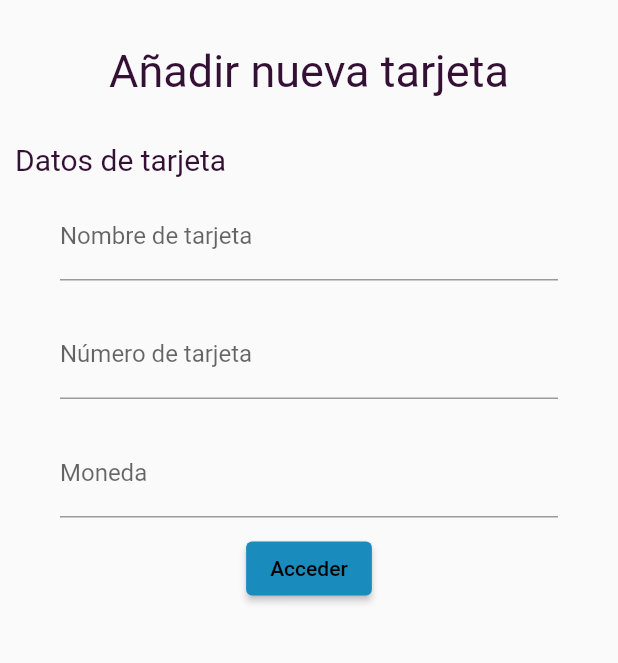
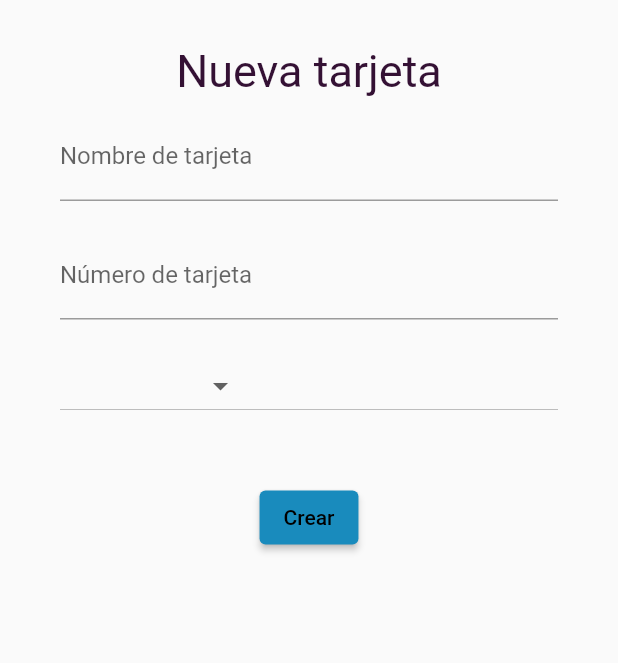
Before and after one commit to alu0100769609/DXWallet, a Flutter app: the AddVisa screen opened by its route, on a phone screen of 412 x 824 dp, the part 279-942 px from its top. Run offline on Flutter 3.47's test engine with Material 2 defaults, Android fonts, the phone set to English and light mode, and no system bars; our stand-ins replace fluttertoast, shared_preferences; accounts and stored records are empty.

Commit message:
Añadiendo nueva tarjeta - En proceso

```diff
--- a/lib/constants/Strings.dart
+++ b/lib/constants/Strings.dart
@@ -1,10 +1,11 @@
 const String access_str = "Acceder";
 const String accountData_str = "Datos de cuenta";
-const String addNewVisa_str = "Añadir nueva tarjeta";
+const String newVisa_str = "Nueva tarjeta";
 const String address_str = "Dirección postal";
 const String askNoAccount_str = "¿No tienes cuenta?";
 const String createAccount_str = "Crear cuenta";
-const String currency_str = "Moneda";
+const String create_str = "Crear";
+const String currency_str = "Moneda asociada";
 const String differentPassword_str = "Las contraseñas no coinciden";
 const String email_str = "Correo electrónico";
 const String forgotPassword_str = "¿Has olvidado la contraseña?";
--- a/lib/views/AddVisa.dart
+++ b/lib/views/AddVisa.dart
@@ -1,6 +1,7 @@
 import 'package:flutter/material.dart';
 import 'package:fluttertoast/fluttertoast.dart';
 
+import '../connection/DniStorage.dart';
 import '../components/appbar/LoginAppBar.dart';
 import '../connection/Connections.dart';
 import '/constants/Constants.dart';
@@ -19,31 +20,25 @@ class _AddVisaState extends State<AddVisa> {
   bool? checkedValue = false;
 
   // Instanciamos los controladores para recuperar el texto introducido por el usuario
-  final TextEditingController _txtEmail = TextEditingController();
-  final TextEditingController _txtUsername = TextEditingController();
-  final TextEditingController _txtNID = TextEditingController();
-  final TextEditingController _txtPass = TextEditingController();
-  final TextEditingController _txtPass2 = TextEditingController();
-  final TextEditingController _txtName = TextEditingController();
-  final TextEditingController _txtSurname1 = TextEditingController();
-  final TextEditingController _txtSurname2 = TextEditingController();
-  final TextEditingController _txtAddress = TextEditingController();
-  final TextEditingController _txtPhone = TextEditingController();
+  final TextEditingController _txtVisaName = TextEditingController();
+  final TextEditingController _txtVisaNumber = TextEditingController();
+  final TextEditingController _txtCurrency = TextEditingController();
+
+  late String selectedOption;
 
   bool allDataIsOk() {
-    if (_txtEmail.text.isEmpty ||
-        _txtUsername.text.isEmpty ||
-        _txtNID.text.isEmpty ||
-        _txtPass.text.isEmpty ||
-        _txtPass2.text.isEmpty ||
-        _txtName.text.isEmpty ||
-        _txtSurname1.text.isEmpty ||
-        _txtSurname2.text.isEmpty ||
-        _txtAddress.text.isEmpty ||
-        _txtPhone.text.isEmpty) {
+    if (_txtVisaName.text.isEmpty ||
+        _txtVisaNumber.text.isEmpty ||
+        _txtCurrency.text.isEmpty) {
       return false;
     }
     return true;
+  }
+
+  @override
+  void initState() {
+    super.initState();
+    selectedOption = ''; // Establecer el elemento inicial seleccionado
   }
 
   @override
@@ -73,25 +68,11 @@ class _AddVisaState extends State<AddVisa> {
                 /// Título Tarjeta
                 const Padding(
                   padding: EdgeInsets.fromLTRB(0, 30, 0, 0),
-                  child: Text(addNewVisa_str,
+                  child: Text(newVisa_str,
                     style: TextStyle(
                       fontSize: TITLE_SIZE,
                       color: CUSTOM_PRIMARY_DARK,
                     ),
-                  ),
-                ),
-                /// Título Cuenta
-                Padding(
-                  padding: EdgeInsets.fromLTRB(10, 30, 0, 0),
-                  child: Row(
-                    children: const [
-                      Text(visaData_str,
-                        style: TextStyle(
-                          fontSize: SUBTITLE_SIZE,
-                          color: CUSTOM_PRIMARY_DARK,
-                        ),
-                      ),
-                    ],
                   ),
                 ),
                 /// Campos de la nueva tarjeta
@@ -103,7 +84,7 @@ class _AddVisaState extends State<AddVisa> {
                       Padding(
                           padding: const EdgeInsets.all(10),
                           child: TextFormField(
-                            controller: _txtUsername,
+                            controller: _txtVisaName,
                             autocorrect: false, // no autocorrige
                             keyboardType: TextInputType.name,
                             decoration: const InputDecoration(
@@ -115,7 +96,9 @@ class _AddVisaState extends State<AddVisa> {
                       Padding( // TODO: Campo no modificable, mostrar el num de tarjeta y ya
                         padding: const EdgeInsets.all(10),
                         child: TextFormField(
-                          controller: _txtEmail,
+                          readOnly: true,
+                          controller: _txtVisaNumber,
+//                          initialValue: "Hola",
                           autocorrect: false, // no autocorrige
                           keyboardType: TextInputType.emailAddress, // para que el teclado aparezca especialmente para introducir un email
                           decoration: const InputDecoration(
@@ -126,35 +109,43 @@ class _AddVisaState extends State<AddVisa> {
                       /// Moneda nueva (lista)
                       Padding(
                           padding: const EdgeInsets.all(10),
-                          child: TextFormField(
-                            controller: _txtPass,
-                            autocorrect: false, // no autocorrige
-                            keyboardType: TextInputType.visiblePassword,
-                            obscureText: true,
-                            decoration: const InputDecoration(
-                              labelText: currency_str,
-                            ),
+                          child: Row(
+                            children: [
+                              Expanded(
+                                child: DropdownButton<String>(
+                                  value: selectedOption,
+                                  onChanged: (newValue) {
+                                    setState(() {
+                                      selectedOption = newValue!;
+                                    });
+                                  },
+                                  items: <String>['', 'Moneda 1 (€)', 'Moneda 2 (\$)']
+                                      .map<DropdownMenuItem<String>>((String value) {
+                                    return DropdownMenuItem<String>(
+                                      value: value,
+                                      child: Text(value),
+                                    );
+                                  }).toList(),
+                                ),
+                              ),
+                            ],
                           )
                       ),
                     ],
                   ),
                 ),
-                /// Acceder
+                gapH30,
+                /// Crear tarjeta
                 ElevatedButton(
                     onPressed: () async {
                       // petición
                       if (checkedValue!) {
                         if (allDataIsOk()) {
                           Map<String, String> data = {
-                            "usuario": _txtUsername.text,
-                            "email": _txtEmail.text,
-                            "password": _txtPass.text,
-                            "nombre": _txtName.text,
-                            "apellido1": _txtSurname1.text,
-                            "apellido2": _txtSurname2.text,
-                            "dni": _txtNID.text,
-                            "direccion": _txtAddress.text,
-                            "telefono": _txtPhone.text
+                            "dni": await DniStorage.loadDNI().toString(),
+                            "nombre_tarjeta": _txtVisaName.text,
+                            "numero_tarjeta": _txtVisaNumber.text,
+                            "moneda": _txtCurrency.text,
                           };
                           sendRegister(data).then((Map response) {
                             if (response["success"] == "1") { // Si se enviaron los datos
@@ -180,7 +171,7 @@ class _AddVisaState extends State<AddVisa> {
                       overlayColor: MaterialStateProperty.all<Color>(CUSTOM_PRIMARY),
                       backgroundColor: MaterialStateProperty.all<Color>(CUSTOM_SECONDARY_DARK),
                     ),
-                    child: const Text(access_str,
+                    child: const Text(create_str,
                         style: TextStyle(color: CUSTOM_BLACK)
                     )
                 ),
--- a/lib/views/SignUp.dart
+++ b/lib/views/SignUp.dart
@@ -282,7 +282,7 @@ class _RegisterState extends State<Register> {
                     });
                   },
                   controlAffinity: ListTileControlAffinity.leading,
-                  activeColor: VALID_GREEN,
+                  activeColor: CUSTOM_SECONDARY_DARK,
                 ),
               ),
               /// Acceder
```
